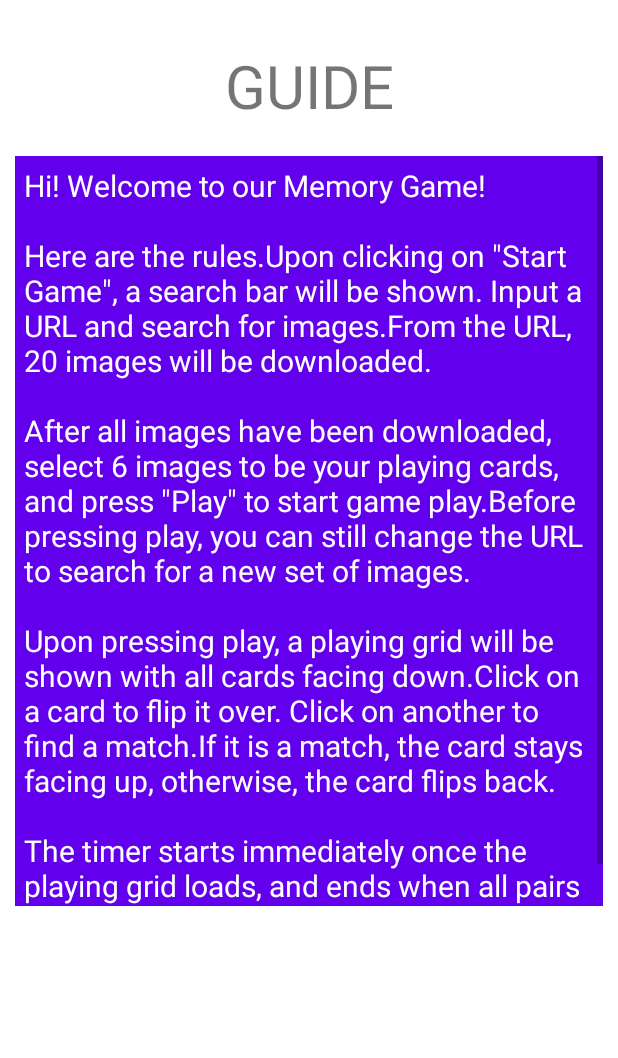
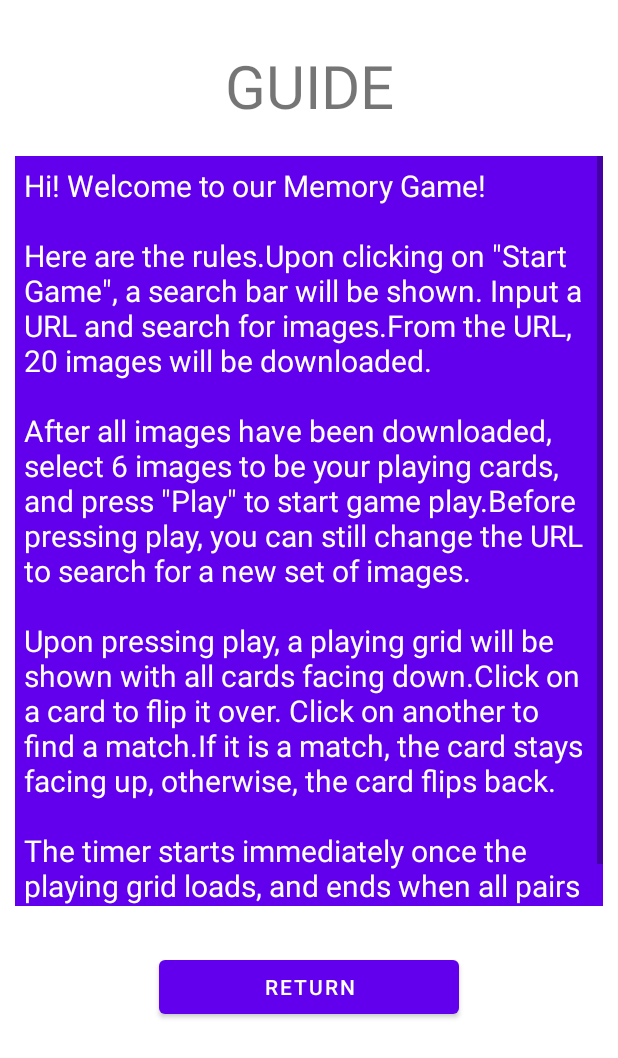
Before and after one commit to WenyiTang/AndroidCA, an Android app: the Guide screen opened directly, with no data from a screen before it, on a phone screen of 412 x 824 dp. Shown: the top 1058 px of the screen. Run offline under Robolectric (Android 15) with nearby library versions, the phone set to English and light mode, and no system bars.

Commit message:
Added return function from Guide activity

```diff
--- a/app/src/main/java/iss/workshop/ca/Guide.java
+++ b/app/src/main/java/iss/workshop/ca/Guide.java
@@ -2,15 +2,32 @@
 
 import androidx.appcompat.app.AppCompatActivity;
 
+import android.content.Intent;
 import android.os.Bundle;
 
 import android.view.KeyEvent;
+import android.view.View;
+import android.widget.Button;
 
-public class Guide extends AppCompatActivity {
+public class Guide extends AppCompatActivity implements View.OnClickListener{
+
+    private Button returnBtn;
 
     @Override
     protected void onCreate(Bundle savedInstanceState) {
         super.onCreate(savedInstanceState);
         setContentView(R.layout.activity_guide);
+
+        returnBtn = findViewById(R.id.returnBtn);
+        returnBtn.setOnClickListener(this);
+    }
+
+    @Override
+    public void onClick(View view) {
+        if (view == returnBtn) {
+            Intent intent = new Intent(this, MainActivity.class);
+            startActivity(intent);
+            finish();
+        }
     }
 }
--- a/app/src/main/res/layout/activity_guide.xml
+++ b/app/src/main/res/layout/activity_guide.xml
@@ -20,6 +20,7 @@
         android:textSize="40sp"/>
 
     <ScrollView
+        android:id="@+id/scrollView"
         android:layout_width="match_parent"
         android:layout_height="500dp"
         android:fillViewport="true"
@@ -48,4 +49,15 @@
 
 
     </ScrollView>
+
+    <Button
+        android:id="@+id/returnBtn"
+        android:layout_width="200dp"
+        android:layout_height="wrap_content"
+        android:layout_marginTop="30dp"
+        app:layout_constraintTop_toBottomOf="@id/scrollView"
+        app:layout_constraintLeft_toLeftOf="parent"
+        app:layout_constraintRight_toRightOf="parent"
+        android:text="Return"/>
+
 </androidx.constraintlayout.widget.ConstraintLayout>
```
